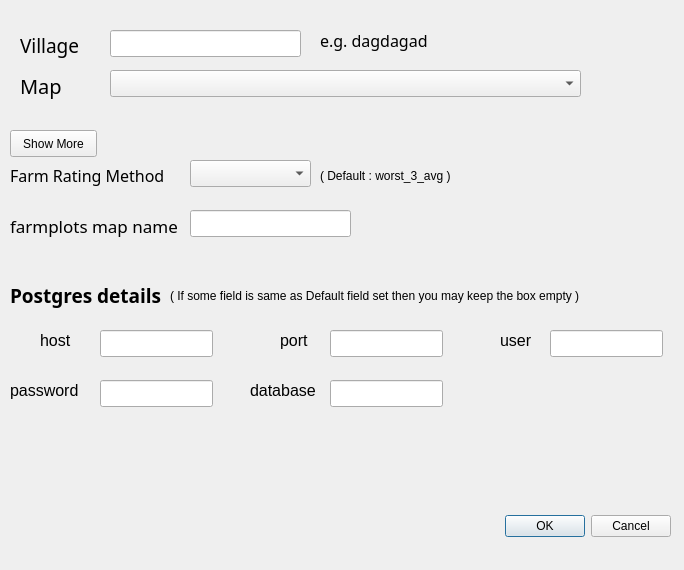
The window that mover2/mover2_dialog_base.ui (ShreyasKatdare/QGIS-plugins) describes before a commit, drawn with Qt 5.
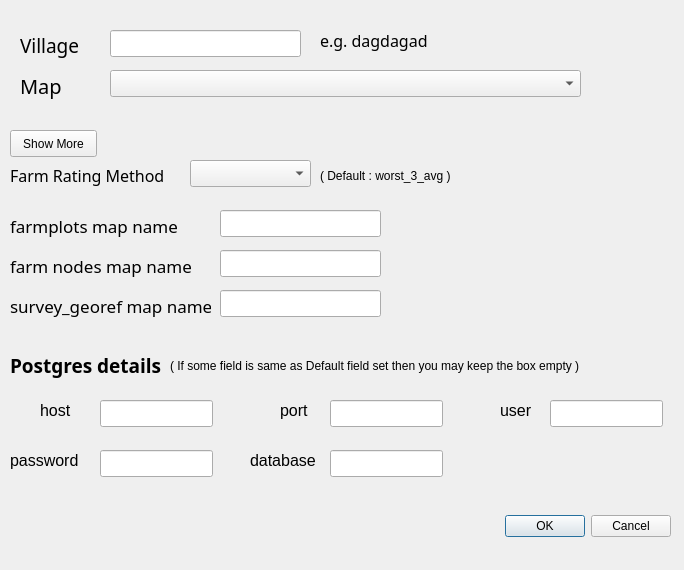
The same window after the commit.

Commit message: Added comments in mover2

```diff
--- a/mover2/mover2_dialog_base.ui
+++ b/mover2/mover2_dialog_base.ui
@@ -164,7 +164,7 @@
   <widget class="QLineEdit" name="lineEdit_farmplots">
    <property name="geometry">
     <rect>
-     <x>190</x>
+     <x>220</x>
      <y>210</y>
      <width>161</width>
      <height>27</height>
@@ -194,7 +194,7 @@
    <property name="geometry">
     <rect>
      <x>100</x>
-     <y>330</y>
+     <y>400</y>
      <width>113</width>
      <height>27</height>
     </rect>
@@ -204,7 +204,7 @@
    <property name="geometry">
     <rect>
      <x>280</x>
-     <y>330</y>
+     <y>400</y>
      <width>41</width>
      <height>21</height>
     </rect>
@@ -222,7 +222,7 @@
    <property name="geometry">
     <rect>
      <x>330</x>
-     <y>330</y>
+     <y>400</y>
      <width>113</width>
      <height>27</height>
     </rect>
@@ -232,7 +232,7 @@
    <property name="geometry">
     <rect>
      <x>100</x>
-     <y>380</y>
+     <y>450</y>
      <width>113</width>
      <height>27</height>
     </rect>
@@ -242,7 +242,7 @@
    <property name="geometry">
     <rect>
      <x>10</x>
-     <y>380</y>
+     <y>450</y>
      <width>71</width>
      <height>21</height>
     </rect>
@@ -260,7 +260,7 @@
    <property name="geometry">
     <rect>
      <x>10</x>
-     <y>280</y>
+     <y>350</y>
      <width>171</width>
      <height>31</height>
     </rect>
@@ -281,7 +281,7 @@
    <property name="geometry">
     <rect>
      <x>40</x>
-     <y>330</y>
+     <y>400</y>
      <width>41</width>
      <height>21</height>
     </rect>
@@ -299,7 +299,7 @@
    <property name="geometry">
     <rect>
      <x>250</x>
-     <y>380</y>
+     <y>450</y>
      <width>71</width>
      <height>21</height>
     </rect>
@@ -317,7 +317,7 @@
    <property name="geometry">
     <rect>
      <x>330</x>
-     <y>380</y>
+     <y>450</y>
      <width>113</width>
      <height>27</height>
     </rect>
@@ -327,7 +327,7 @@
    <property name="geometry">
     <rect>
      <x>170</x>
-     <y>280</y>
+     <y>350</y>
      <width>511</width>
      <height>31</height>
     </rect>
@@ -340,7 +340,7 @@
    <property name="geometry">
     <rect>
      <x>500</x>
-     <y>330</y>
+     <y>400</y>
      <width>41</width>
      <height>21</height>
     </rect>
@@ -358,12 +358,70 @@
    <property name="geometry">
     <rect>
      <x>550</x>
-     <y>330</y>
+     <y>400</y>
      <width>113</width>
      <height>27</height>
     </rect>
    </property>
   </widget>
+  <widget class="QLineEdit" name="lineEdit_survey_georef">
+   <property name="geometry">
+    <rect>
+     <x>220</x>
+     <y>290</y>
+     <width>161</width>
+     <height>27</height>
+    </rect>
+   </property>
+  </widget>
+  <widget class="QLabel" name="label_7">
+   <property name="geometry">
+    <rect>
+     <x>10</x>
+     <y>290</y>
+     <width>201</width>
+     <height>31</height>
+    </rect>
+   </property>
+   <property name="font">
+    <font>
+     <family>Droid Sans</family>
+     <pointsize>13</pointsize>
+    </font>
+   </property>
+   <property name="text">
+    <string>survey_georef map name </string>
+   </property>
+  </widget>
+  <widget class="QLineEdit" name="lineEdit_farm_nodes">
+   <property name="geometry">
+    <rect>
+     <x>220</x>
+     <y>250</y>
+     <width>161</width>
+     <height>27</height>
+    </rect>
+   </property>
+  </widget>
+  <widget class="QLabel" name="label_8">
+   <property name="geometry">
+    <rect>
+     <x>10</x>
+     <y>250</y>
+     <width>191</width>
+     <height>31</height>
+    </rect>
+   </property>
+   <property name="font">
+    <font>
+     <family>Droid Sans</family>
+     <pointsize>13</pointsize>
+    </font>
+   </property>
+   <property name="text">
+    <string>farm nodes map name </string>
+   </property>
+  </widget>
  </widget>
  <resources/>
  <connections>
```
The commit also changes 9 other files.
